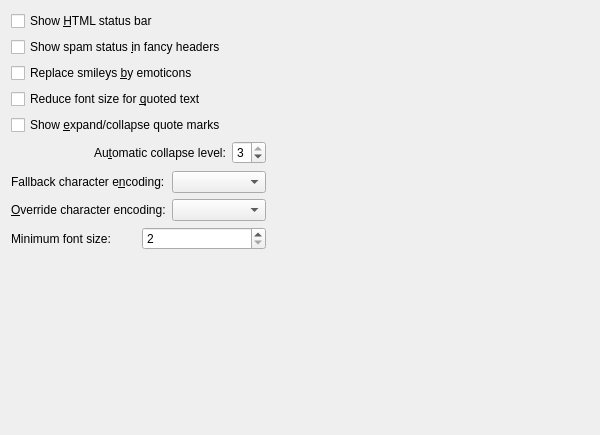
This is messageviewer/settings.ui in chusopr/kdepim-ktimetracker-akonadi as Qt 5 draws it before an edit. The edited form follows.
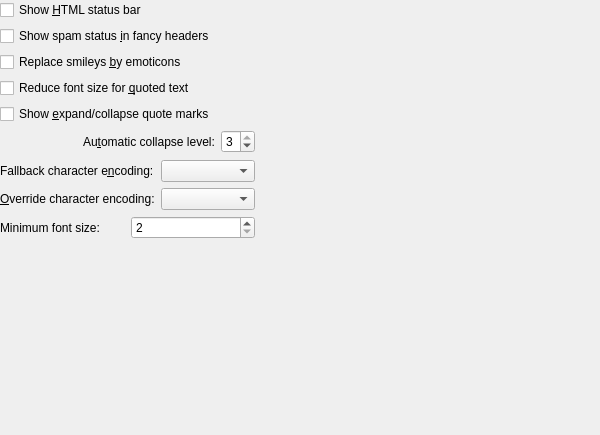
This is the edited form. Custom widgets are drawn as their Qt base class.

Commit message:
Fix Bug 307025: appearance->message window checkboxes not aligned
FIXED-IN: 4.9.2

The edit to the form file:
```diff
--- a/messageviewer/settings.ui
+++ b/messageviewer/settings.ui
@@ -31,6 +31,9 @@
    <string>Viewer settings</string>
   </property>
   <layout class="QGridLayout" name="gridLayout_2">
+   <property name="margin">
+    <number>0</number>
+   </property>
    <item row="0" column="0" colspan="2">
     <widget class="QCheckBox" name="kcfg_showColorBar">
      <property name="text">
```
